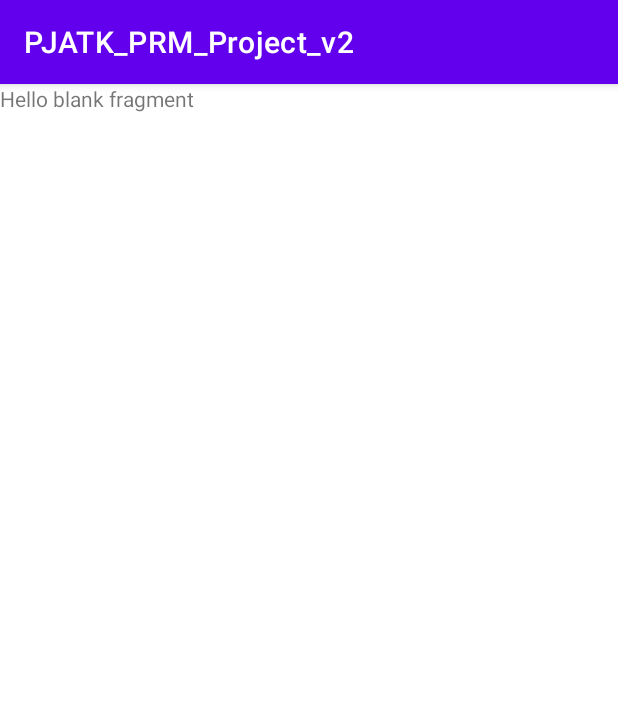
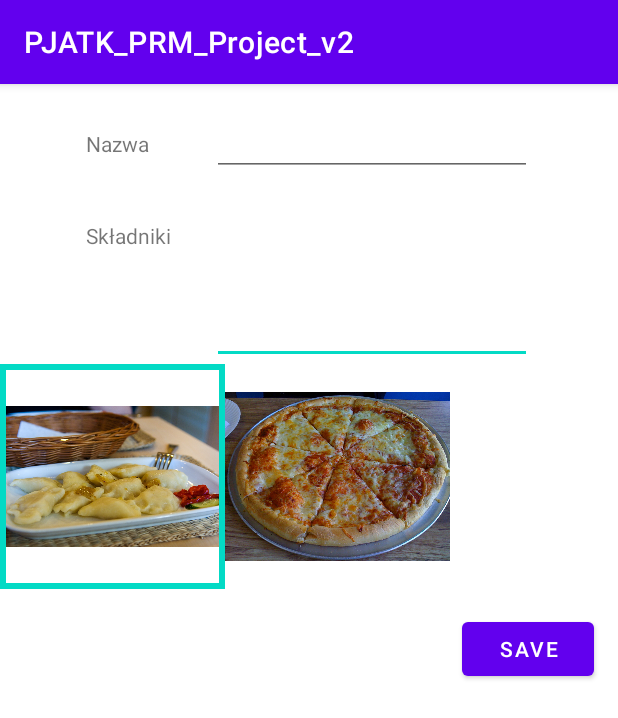
Before and after one commit to p-wel/android-todo-app, an Android app: the fragment EditFragment shown on its own in the app's theme, on a phone screen of 412 x 824 dp. Shown: the top 718 px of the screen. Run offline under Robolectric (Android 15) with nearby library versions, the phone set to English and light mode, and no system bars.

Commit message:
add view with button proper add button function

```diff
--- /dev/null
+++ b/app/src/main/java/com/example/pjatk_project/DishImagesAdapter.kt
@@ -0,0 +1,53 @@
+package com.example.pjatk_project
+
+import android.view.LayoutInflater
+import android.view.View
+import android.view.ViewGroup
+import androidx.recyclerview.widget.RecyclerView
+import com.example.pjatk_project.databinding.DishImageBinding
+
+// holder na obrazki
+class DishImageViewHolder(val binding: DishImageBinding) : RecyclerView.ViewHolder(binding.root) {
+
+    // bindowanie obrazka o danym resId
+    fun bind(resId: Int, isSelected: Boolean) {
+        binding.image.setImageResource(resId)
+        binding.selectedFrame.visibility =
+            if (isSelected) View.VISIBLE else View.INVISIBLE
+    }
+}
+
+// adapter łączący widok z danymi
+class DishImagesAdapter : RecyclerView.Adapter<DishImageViewHolder>() {
+
+    // przypisanie png do listy images
+    private val images = listOf(R.drawable.pierogi, R.drawable.pizza)
+
+    // trackowanie zaznaczonego elementu
+    private var selectedPosition: Int = 0 // pozycja na liście
+    val selectedIdRes: Int
+        get() = images[selectedPosition]
+
+    override fun onCreateViewHolder(parent: ViewGroup, viewType: Int): DishImageViewHolder {
+        val binding = DishImageBinding.inflate(
+            LayoutInflater.from(parent.context),
+            parent,
+            false // żeby ListView nie przypiął się do samej listy
+        )
+        return DishImageViewHolder(binding).also { vh ->  // also{} to lambda wykonująca się przed returnem, vh - viewHolder
+            binding.root.setOnClickListener {
+                notifyItemChanged(selectedPosition) // powiadomienie, że poprzednia pozycja się zmieniła
+                selectedPosition = vh.layoutPosition // ustawienie selecta na aktualną pozycję
+                notifyItemChanged(selectedPosition) // powiadomienie, że aktualna pozycja się zmieniła
+            }
+        }
+    }
+
+    // podpinanie ViewHoldera na odpowiednią pozycję
+    override fun onBindViewHolder(holder: DishImageViewHolder, position: Int) {
+        holder.bind(images[position], position == selectedPosition)
+    }
+
+    // określenie ilości elementów w RecyclerView
+    override fun getItemCount(): Int = images.size
+}
--- a/app/src/main/java/com/example/pjatk_project/EditFragment.kt
+++ b/app/src/main/java/com/example/pjatk_project/EditFragment.kt
@@ -5,11 +5,8 @@ import androidx.fragment.app.Fragment
 import android.view.LayoutInflater
 import android.view.View
 import android.view.ViewGroup
-
-// TODO: Rename parameter arguments, choose names that match
-// the fragment initialization parameters, e.g. ARG_ITEM_NUMBER
-private const val ARG_PARAM1 = "param1"
-private const val ARG_PARAM2 = "param2"
+import androidx.recyclerview.widget.LinearLayoutManager
+import com.example.pjatk_project.databinding.FragmentEditBinding
 
 /**
  * A simple [Fragment] subclass.
@@ -17,43 +14,42 @@ private const val ARG_PARAM2 = "param2"
  * create an instance of this fragment.
  */
 class EditFragment : Fragment() {
-    // TODO: Rename and change types of parameters
-    private var param1: String? = null
-    private var param2: String? = null
 
-    override fun onCreate(savedInstanceState: Bundle?) {
-        super.onCreate(savedInstanceState)
-        arguments?.let {
-            param1 = it.getString(ARG_PARAM1)
-            param2 = it.getString(ARG_PARAM2)
-        }
-    }
+    private lateinit var binding: FragmentEditBinding
+    private lateinit var adapter: DishImagesAdapter
 
     override fun onCreateView(
         inflater: LayoutInflater, container: ViewGroup?,
         savedInstanceState: Bundle?
-    ): View? {
-        // Inflate the layout for this fragment
-        return inflater.inflate(R.layout.fragment_edit, container, false)
+    ): View {
+        return FragmentEditBinding.inflate(inflater, container, false).also {
+            binding = it
+        }.root
     }
 
-    companion object {
-        /**
-         * Use this factory method to create a new instance of
-         * this fragment using the provided parameters.
-         *
-         * @param param1 Parameter 1.
-         * @param param2 Parameter 2.
-         * @return A new instance of fragment EditFragment.
-         */
-        // TODO: Rename and change types and number of parameters
-        @JvmStatic
-        fun newInstance(param1: String, param2: String) =
-            EditFragment().apply {
-                arguments = Bundle().apply {
-                    putString(ARG_PARAM1, param1)
-                    putString(ARG_PARAM2, param2)
-                }
-            }
+    override fun onViewCreated(view: View, savedInstanceState: Bundle?) {
+        super.onViewCreated(view, savedInstanceState)
+
+        adapter = DishImagesAdapter()
+
+        binding.images.apply { // użycie metod na RecyclerView images
+            // wewnątrz apply{}
+            //      - this jest obiektem RecyclerView
+            //      - this@EditFragment jest obiektem, którego adapter ma zostać przypisany
+            adapter = this@EditFragment.adapter
+            layoutManager = LinearLayoutManager(context, LinearLayoutManager.HORIZONTAL, false)
+        }
+
+        binding.save.setOnClickListener {
+            val newDish = Dish(
+                binding.dishName.text.toString(),
+                binding.ingredients.text.toString().split("\n"),
+                adapter.selectedIdRes
+            )
+            DataSource.dishes.add(newDish)
+            (activity as? Navigable)?.navigate(Navigable.Destination.List)
+        }
     }
+
+
 }
--- /dev/null
+++ b/app/src/main/res/drawable/frame.xml
@@ -0,0 +1,9 @@
+<?xml version="1.0" encoding="utf-8"?>
+<shape xmlns:android="http://schemas.android.com/apk/res/android"
+    android:shape="rectangle">
+    <stroke
+        android:width="4dp"
+        android:color="@color/teal_200" />
+
+
+</shape>
--- /dev/null
+++ b/app/src/main/res/layout/dish_image.xml
@@ -0,0 +1,21 @@
+<?xml version="1.0" encoding="utf-8"?>
+<FrameLayout xmlns:android="http://schemas.android.com/apk/res/android"
+    xmlns:app="http://schemas.android.com/apk/res-auto"
+    xmlns:tools="http://schemas.android.com/tools"
+    android:layout_width="150dp"
+    android:layout_height="150dp">
+
+    <ImageView
+        android:id="@+id/image"
+        android:layout_width="match_parent"
+        android:layout_height="match_parent"
+        android:scaleType="fitCenter"
+        tools:srcCompat="@tools:sample/avatars" />
+
+    <ImageView
+        android:id="@+id/selectedFrame"
+        android:layout_width="match_parent"
+        android:layout_height="match_parent"
+        android:visibility="invisible"
+        app:srcCompat="@drawable/frame" />
+</FrameLayout>
--- a/app/src/main/res/layout/fragment_edit.xml
+++ b/app/src/main/res/layout/fragment_edit.xml
@@ -1,14 +1,73 @@
 <?xml version="1.0" encoding="utf-8"?>
-<FrameLayout xmlns:android="http://schemas.android.com/apk/res/android"
+<androidx.constraintlayout.widget.ConstraintLayout xmlns:android="http://schemas.android.com/apk/res/android"
+    xmlns:app="http://schemas.android.com/apk/res-auto"
     xmlns:tools="http://schemas.android.com/tools"
     android:layout_width="match_parent"
     android:layout_height="match_parent"
     tools:context=".EditFragment">
 
-    <!-- TODO: Update blank fragment layout -->
+    <EditText
+        android:id="@+id/ingredients"
+        android:layout_width="wrap_content"
+        android:layout_height="wrap_content"
+        android:layout_marginTop="16dp"
+        android:ems="10"
+        android:gravity="start|top|left"
+        android:inputType="textMultiLine|textPersonName"
+        android:lines="4"
+        app:layout_constraintEnd_toEndOf="@+id/dishName"
+        app:layout_constraintStart_toStartOf="@+id/dishName"
+        app:layout_constraintTop_toBottomOf="@+id/dishName" />
+
+    <EditText
+        android:id="@+id/dishName"
+        android:layout_width="wrap_content"
+        android:layout_height="wrap_content"
+        android:layout_marginTop="16dp"
+        android:layout_marginEnd="16dp"
+        android:ems="10"
+        android:inputType="textPersonName"
+        app:layout_constraintEnd_toEndOf="parent"
+        app:layout_constraintHorizontal_bias="0.5"
+        app:layout_constraintStart_toEndOf="@+id/dishNameLabel"
+        app:layout_constraintTop_toTopOf="parent" />
+
     <TextView
-        android:layout_width="match_parent"
-        android:layout_height="match_parent"
-        android:text="@string/hello_blank_fragment" />
+        android:id="@+id/dishNameLabel"
+        android:layout_width="wrap_content"
+        android:layout_height="wrap_content"
+        android:layout_marginStart="16dp"
+        android:text="Nazwa"
+        app:layout_constraintBaseline_toBaselineOf="@+id/dishName"
+        app:layout_constraintEnd_toStartOf="@+id/dishName"
+        app:layout_constraintHorizontal_bias="0.5"
+        app:layout_constraintStart_toStartOf="parent" />
 
-</FrameLayout>
+    <TextView
+        android:id="@+id/ingredientsLabel"
+        android:layout_width="wrap_content"
+        android:layout_height="wrap_content"
+        android:text="Składniki"
+        app:layout_constraintBaseline_toBaselineOf="@+id/ingredients"
+        app:layout_constraintStart_toStartOf="@+id/dishNameLabel" />
+
+    <androidx.recyclerview.widget.RecyclerView
+        android:id="@+id/images"
+        android:layout_width="0dp"
+        android:layout_height="150dp"
+        app:layout_constraintEnd_toEndOf="parent"
+        app:layout_constraintStart_toStartOf="parent"
+        app:layout_constraintTop_toBottomOf="@+id/ingredients"
+        tools:listitem="@layout/dish_image" />
+
+    <Button
+        android:id="@+id/save"
+        android:layout_width="wrap_content"
+        android:layout_height="wrap_content"
+        android:layout_marginTop="16dp"
+        android:layout_marginEnd="16dp"
+        android:text="Save"
+        app:layout_constraintEnd_toEndOf="parent"
+        app:layout_constraintTop_toBottomOf="@+id/images" />
+
+</androidx.constraintlayout.widget.ConstraintLayout>
```
Also changed, not shown: app/src/main/java/com/example/pjatk_project/ListFragment.kt (+13 -2 lines), app/src/main/java/com/example/pjatk_project/MainActivity.kt (+23 -7 lines), app/src/main/java/com/example/pjatk_project/Navigable.kt (added, +9 -0 lines).
